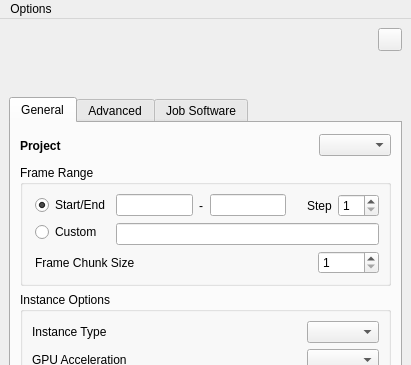
Before: the Qt Designer form conductor/resources/submitter.ui in AtomicConductor/conductor_client, drawn with Qt 5; both pictures show x 0 to 411 and y 0 to 365 of the 411 by 547 pixel window.
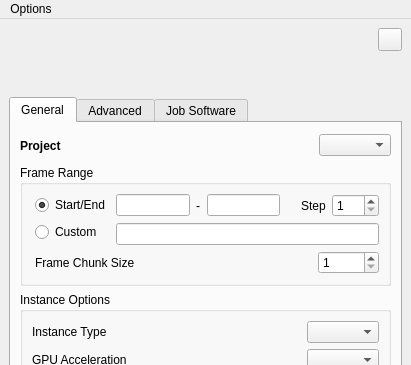
After: the same form once the commit is applied. Icons and pictures are not drawn.

Commit message: increase submitter max step size: 99 > 999

The edit to the form file:
```diff
--- a/conductor/resources/submitter.ui
+++ b/conductor/resources/submitter.ui
@@ -329,7 +329,7 @@
                           <number>1</number>
                          </property>
                          <property name="maximum">
-                          <number>99</number>
+                          <number>999</number>
                          </property>
                          <property name="value">
                           <number>1</number>
```
